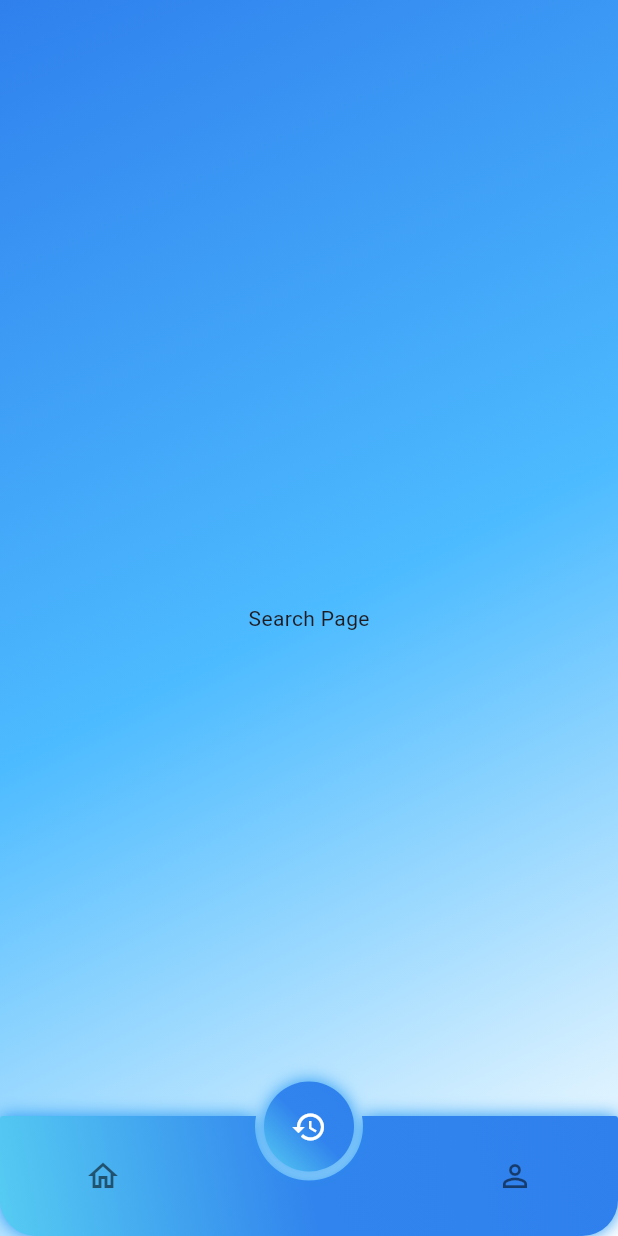
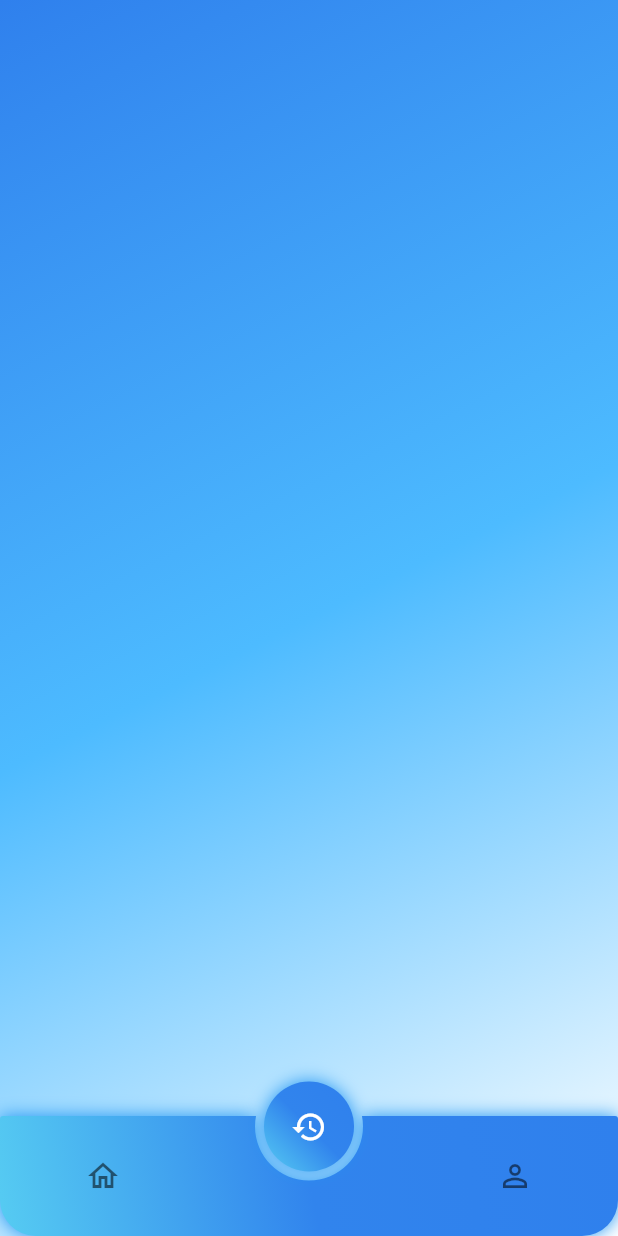
Before and after one commit to luy-virak/MEETWHO_APP, a Flutter app: the screen it shows after launch, item 2 of the bottom bar chosen, on a phone screen of 412 x 824 dp. Run offline on Flutter 3.47's test engine with Material 3 defaults, Android fonts, the phone set to English and light mode, and no system bars; drawn by our look-alikes of circle_nav_bar; our stand-ins replace fl_chart.

Commit message:
Working on History

```diff
--- a/lib/ui/history_screen.dart
+++ b/lib/ui/history_screen.dart
@@ -0,0 +1,12 @@
+import 'package:flutter/material.dart';
+
+class HistoryScreen extends StatelessWidget {
+  const HistoryScreen({super.key});
+
+  @override
+  Widget build(BuildContext context) {
+    return Scaffold(
+      backgroundColor: Colors.transparent,
+    );
+  }
+}
--- a/lib/ui/navbar/foot_navbar.dart
+++ b/lib/ui/navbar/foot_navbar.dart
@@ -1,8 +1,9 @@
 import 'package:flutter/material.dart';
 import 'package:circle_nav_bar/circle_nav_bar.dart';
 import 'package:meetwho/ui/list.dart' as pages;
-// kim
-import 'package:meetwho/ui/user_profile.dart' as pages;
+
+import 'package:meetwho/ui/user_profile.dart' as pages; // kim
+import 'package:meetwho/ui/history_screen.dart' as pages; // kim
 
 class FootNavbar extends StatefulWidget {
   const FootNavbar({super.key});
@@ -16,7 +17,8 @@ class _FootNavbarState extends State<FootNavbar> {
 
   static const List<Widget> _pages = <Widget>[
     pages.List(),
-    Center(child: Text('Search Page')),
+    // Center(child: Text('Search Page')),
+    pages.HistoryScreen(), // kim
     pages.UserProfileScreen(), // kim
   ];
 
```
Also changed, not shown: lib/ui/user_profile.dart (+1 -6 lines).
